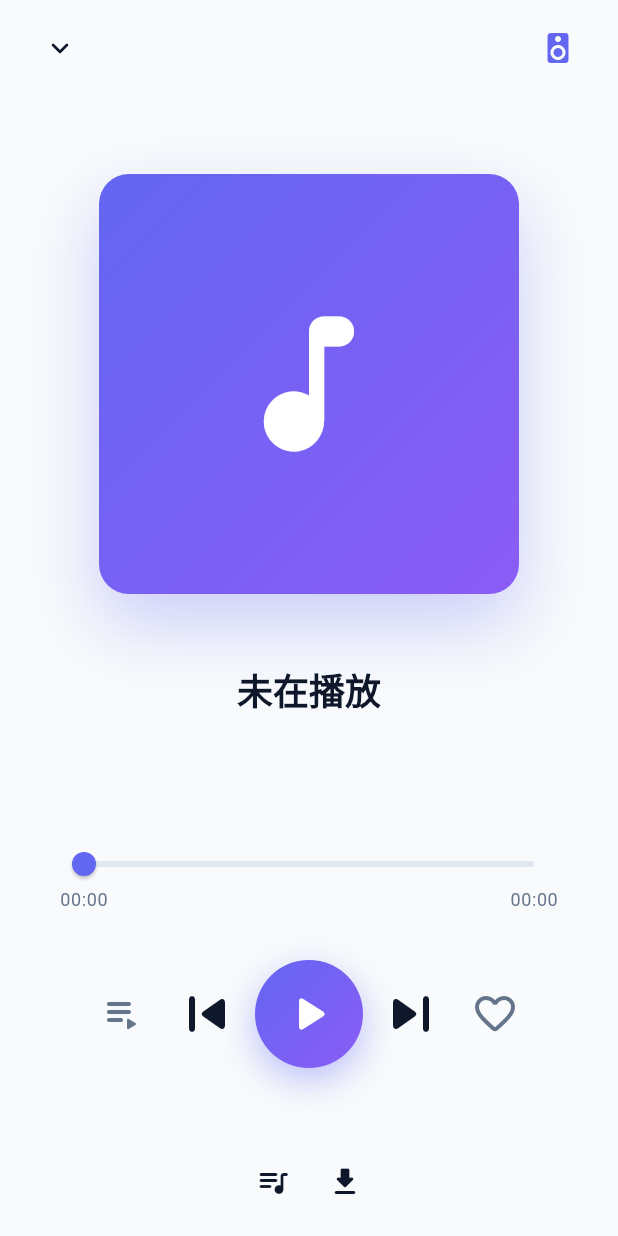
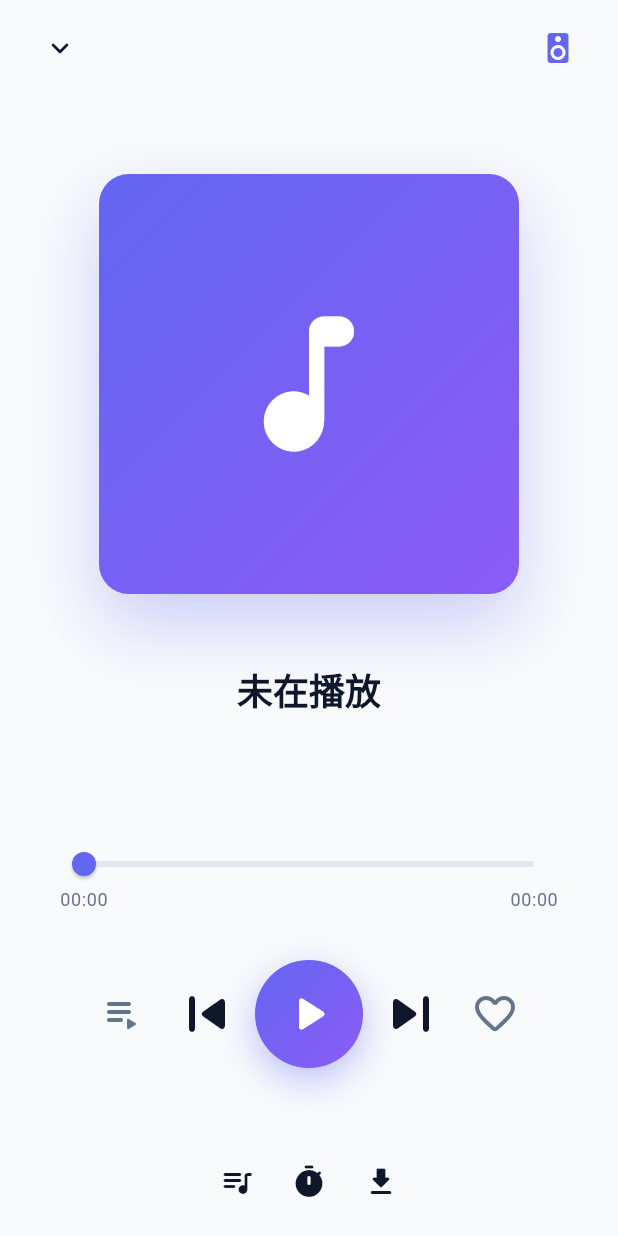
Before and after one commit to jokezc/mi_music, a Flutter app: the FullPlayerPage screen opened by its route, on a phone screen of 412 x 824 dp. Run offline on Flutter 3.47's test engine with Material 3 defaults, Android fonts, the phone set to English and light mode, and no system bars; our stand-ins replace audio_service, cached_network_image, device_info_plus, dio, flutter_riverpod, flutter_slidable and 9 more; missing offline and left inert: audio_session; accounts and stored records are empty; generated files the repository leaves out were written again; network calls fail; statements that could not run were skipped.

Commit message:
fix:本地播放不显示进度问题 add:本地播放支持定时暂停

```diff
--- a/lib/data/network/api_client.dart
+++ b/lib/data/network/api_client.dart
@@ -56,7 +56,7 @@ abstract class ApiClient {
   Future<SetVolumeResp> setVolume(@Body() DidVolume body);
 
   // Playlist & Music
-  // 获取所有音乐列表,包含系统歌单和自定义歌单
+  // 获取所有歌单列表,包含系统歌单和自定义歌单
   @GET("/musiclist")
   Future<MusicListResp> getMusicList();
 
@@ -75,6 +75,7 @@ abstract class ApiClient {
   // 查询自定义歌单列表
   @GET("/playlistnames")
   Future<PlaylistNamesResp> getPlaylistNames();
+
   // 创建自定义歌单
   @POST("/playlistadd")
   Future<RetMsg> playlistAdd(@Body() PlayListObj body);
--- a/lib/presentation/pages/player/full_player_page.dart
+++ b/lib/presentation/pages/player/full_player_page.dart
@@ -143,10 +143,7 @@ class _PlayerAppBar extends ConsumerWidget {
           // 更多菜单
           if (currentSong != null)
             PopupMenuButton<String>(
-              icon: Icon(
-                Icons.more_vert_rounded,
-                color: isDark ? AppColors.darkTextPrimary : AppColors.lightTextPrimary,
-              ),
+              icon: Icon(Icons.ac_unit_rounded, color: isDark ? AppColors.darkTextPrimary : AppColors.lightTextPrimary),
               tooltip: '更多',
               onSelected: (value) {
                 if (value == 'delete') {
@@ -756,8 +753,7 @@ class _PlayerActionsState extends ConsumerState<_PlayerActions> with TickerProvi
                   },
                   tooltip: S.playQueue,
                 ),
-                // 定时关机按钮（仅远程模式显示）
-                if (isRemote)
+                // 定时关机按钮（现在本地和远程模式都支持）
                 IconButton(
                   icon: const Icon(Icons.timer_rounded),
                   color: isDark ? AppColors.darkTextPrimary : AppColors.lightTextPrimary,
```
Also changed, not shown: lib/data/providers/player/local_player_controller.dart (+36 -2 lines). Lines whose indentation alone changed are shown as unchanged.
